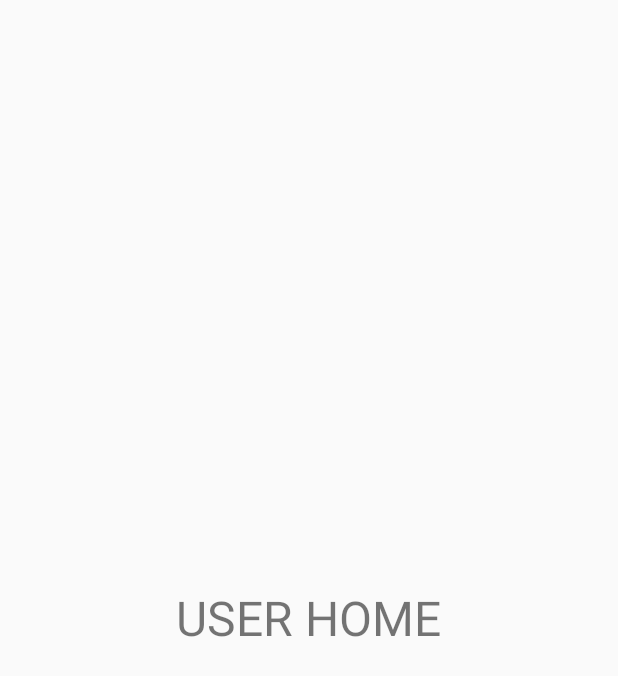
After one commit to alekyavalisetty/appartment-rental-app, an Android app: the fragment User_home_fragment shown on its own in the app's theme, on a phone screen of 412 x 824 dp. The commit adds this screen. Shown: the top 676 px of the screen. Run offline under Robolectric (Android 15) with nearby library versions, the phone set to English and light mode, and no system bars.

Commit message:
user home, user map fragment for user activity

```diff
--- /dev/null
+++ b/app/src/main/java/com/pramod/apartmentrental/User/User_home_fragment.java
@@ -0,0 +1,65 @@
+package com.pramod.apartmentrental.User;
+
+import android.os.Bundle;
+
+import androidx.fragment.app.Fragment;
+
+import android.view.LayoutInflater;
+import android.view.View;
+import android.view.ViewGroup;
+
+import com.pramod.apartmentrental.R;
+
+/**
+ * A simple {@link Fragment} subclass.
+ * Use the {@link User_home_fragment#newInstance} factory method to
+ * create an instance of this fragment.
+ */
+public class User_home_fragment extends Fragment {
+    // TODO: Rename parameter arguments, choose names that match
+    // the fragment initialization parameters, e.g. ARG_ITEM_NUMBER
+    private static final String ARG_PARAM1 = "param1";
+    private static final String ARG_PARAM2 = "param2";
+
+    // TODO: Rename and change types of parameters
+    private String mParam1;
+    private String mParam2;
+
+    public User_home_fragment() {
+        // Required empty public constructor
+    }
+
+    /**
+     * Use this factory method to create a new instance of
+     * this fragment using the provided parameters.
+     *
+     * @param param1 Parameter 1.
+     * @param param2 Parameter 2.
+     * @return A new instance of fragment User_home_fragment.
+     */
+    // TODO: Rename and change types and number of parameters
+    public static User_home_fragment newInstance(String param1, String param2) {
+        User_home_fragment fragment = new User_home_fragment();
+        Bundle args = new Bundle();
+        args.putString(ARG_PARAM1, param1);
+        args.putString(ARG_PARAM2, param2);
+        fragment.setArguments(args);
+        return fragment;
+    }
+
+    @Override
+    public void onCreate(Bundle savedInstanceState) {
+        super.onCreate(savedInstanceState);
+        if (getArguments() != null) {
+            mParam1 = getArguments().getString(ARG_PARAM1);
+            mParam2 = getArguments().getString(ARG_PARAM2);
+        }
+    }
+
+    @Override
+    public View onCreateView(LayoutInflater inflater, ViewGroup container,
+                             Bundle savedInstanceState) {
+        // Inflate the layout for this fragment
+        return inflater.inflate(R.layout.fragment_user_home_fragment, container, false);
+    }
+}
--- /dev/null
+++ b/app/src/main/res/layout/fragment_user_home_fragment.xml
@@ -0,0 +1,16 @@
+<?xml version="1.0" encoding="utf-8"?>
+<RelativeLayout xmlns:android="http://schemas.android.com/apk/res/android"
+    xmlns:tools="http://schemas.android.com/tools"
+    android:layout_width="match_parent"
+    android:layout_height="match_parent"
+    tools:context=".User.User_home_fragment">
+
+
+    <TextView
+        android:layout_width="wrap_content"
+        android:layout_height="wrap_content"
+        android:text="USER HOME"
+        android:layout_centerInParent="true"
+        android:textSize="32sp"/>
+
+</RelativeLayout>
```
Also changed, not shown: app/src/main/java/com/pramod/apartmentrental/Login_activity.java (+45 -0 lines), app/src/main/java/com/pramod/apartmentrental/User/User_maps_fragment.java (added, +29 -0 lines), app/src/main/java/com/pramod/apartmentrental/UserDashboard_activity.java (deleted, +0 -14 lines), app/src/main/res/layout/fragment_user_maps_fragment.xml (added, +15 -0 lines).
